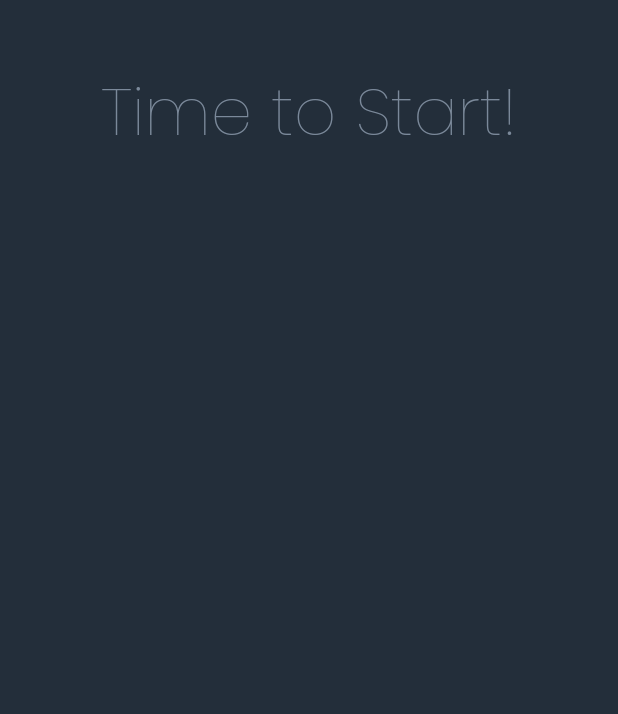
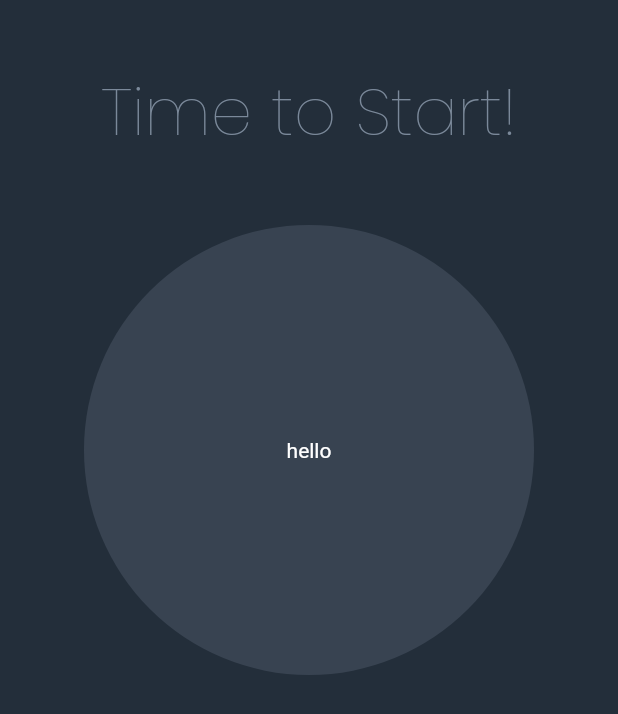
Before and after one commit to AbhinavRobinson/flutter-timer, a Flutter app: the screen it shows after launch, on a phone screen of 412 x 824 dp. Shown: the top 714 px of the screen. Run offline on Flutter 3.47's test engine with Material 2 defaults, Android fonts, the phone set to English and light mode, and no system bars; our stand-ins replace google_fonts; statements that could not run were skipped.

Commit message:
(feat): add clock frame

```diff
--- a/lib/screens/home_screen.dart
+++ b/lib/screens/home_screen.dart
@@ -1,4 +1,5 @@
 import 'package:flutter/material.dart';
+import 'package:flutter_timer/widgets/clock.dart';
 import 'package:google_fonts/google_fonts.dart';
 
 class HomeScreen extends StatelessWidget {
@@ -24,6 +25,11 @@ class HomeScreen extends StatelessWidget {
             ),
           ),
         ),
+        body: Column(
+          children: <Widget>[
+            Clock(),
+          ],
+        ),
       ),
     );
   }
--- /dev/null
+++ b/lib/widgets/clock.dart
@@ -0,0 +1,32 @@
+import 'package:flutter/material.dart';
+
+class Clock extends StatefulWidget {
+  Clock({Key key}) : super(key: key);
+
+  @override
+  _ClockState createState() => _ClockState();
+}
+
+class _ClockState extends State<Clock> {
+  @override
+  Widget build(BuildContext context) {
+    return Center(
+      child: Container(
+        height: 300.0,
+        width: 300.0,
+        decoration: BoxDecoration(
+          color: Color.fromRGBO(56, 67, 81, 1),
+          borderRadius: BorderRadius.circular(300.0),
+        ),
+        child: Center(
+          child: Text(
+            'hello',
+            style: TextStyle(
+              color: Colors.white,
+            ),
+          ),
+        ),
+      ),
+    );
+  }
+}
```
